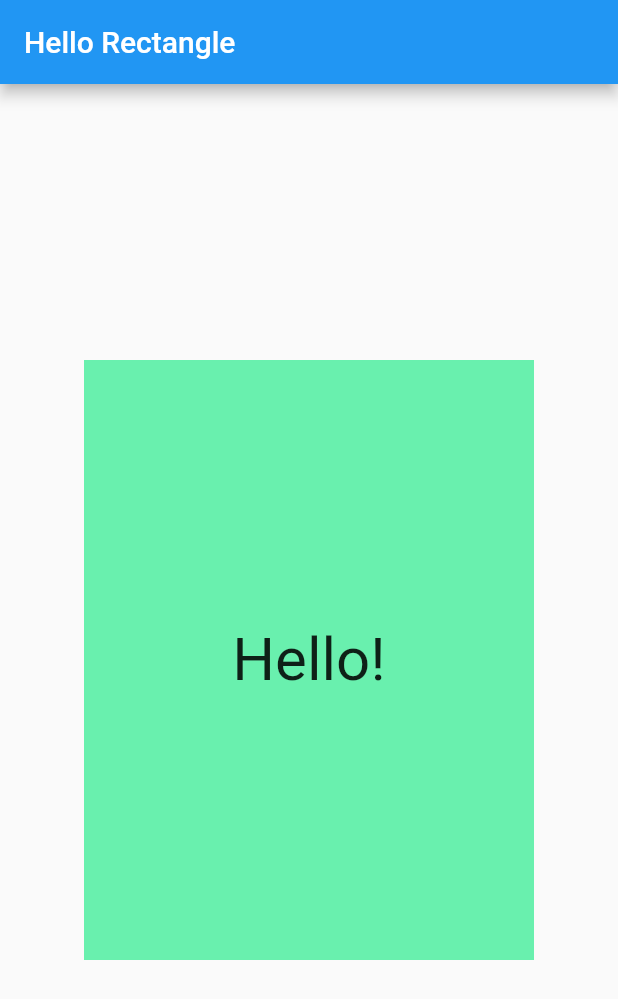
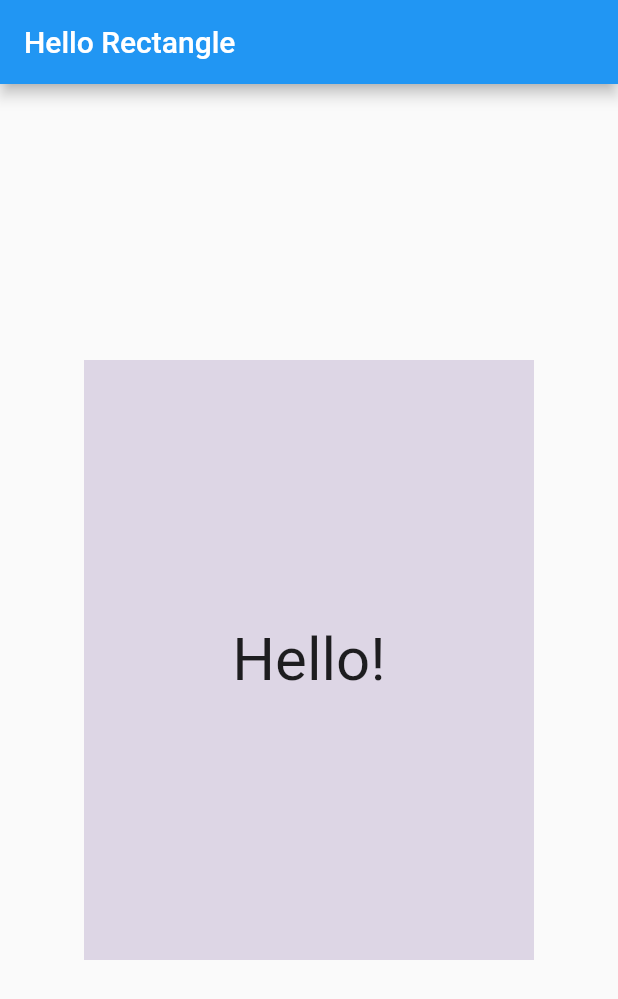
Before and after one commit to ocalvet/udacity_hello_rectangle, a Flutter app: the screen it shows after launch, on a phone screen of 412 x 824 dp. Shown: the top 999 px of the screen. Run offline on Flutter 3.47's test engine with Material 2 defaults, Android fonts, the phone set to English and light mode, and no system bars.

Commit message:
Add random color generator

```diff
--- a/lib/main.dart
+++ b/lib/main.dart
@@ -1,6 +1,4 @@
-// Copyright 2018 The Chromium Authors. All rights reserved.
-// Use of this source code is governed by a BSD-style license that can be
-// found in the LICENSE file.
+import 'dart:math';
 
 import 'package:flutter/material.dart';
 
@@ -20,6 +18,10 @@ void main() {
 }
 
 class HelloRectangle extends StatelessWidget {
+  Color getRandomColor() {
+    Random random = new Random();
+    return Color.fromARGB(random.nextInt(255), random.nextInt(255), random.nextInt(255), random.nextInt(255));
+  }
   @override
   Widget build(BuildContext context) {
     return Center(
@@ -28,7 +30,7 @@ class HelloRectangle extends StatelessWidget {
         print('Changing color');
       },
       child: Container(
-        color: Colors.greenAccent,
+        color: getRandomColor(),
         height: 400.0,
         width: 300.0,
         child: Center(
```
